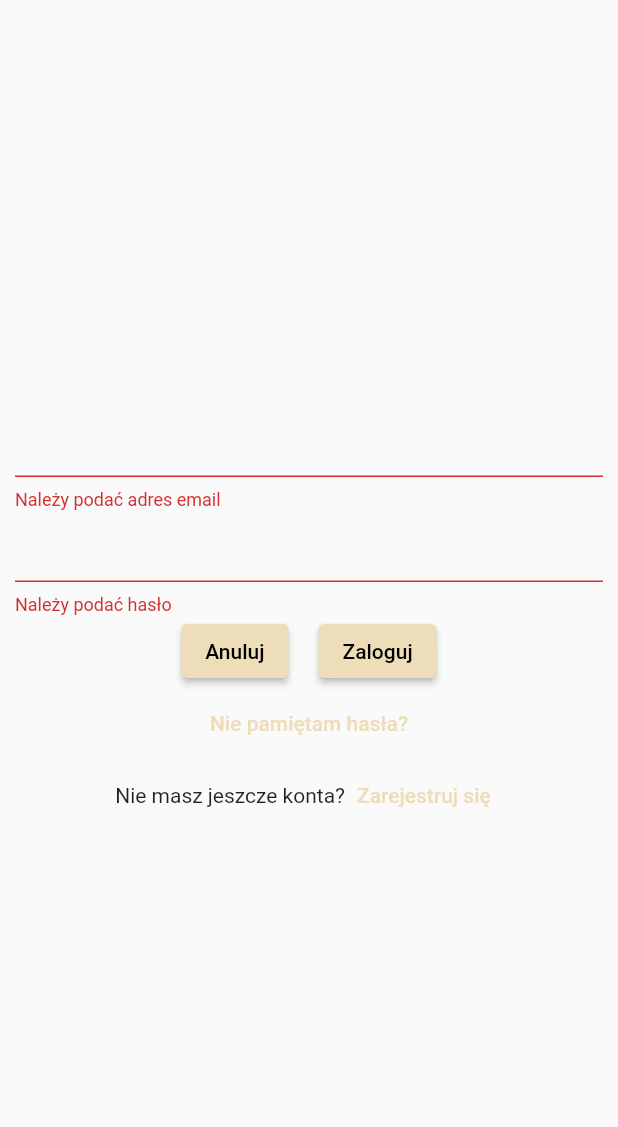
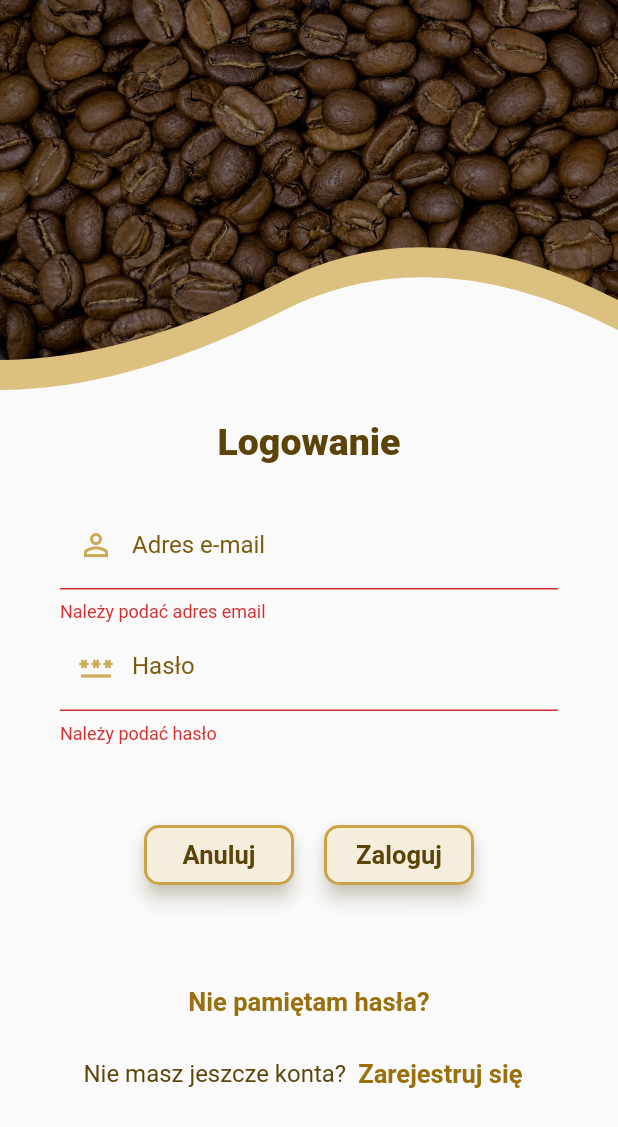
Before and after one commit to FerencMarcin/Cafe-mobile-app, a Flutter app: the screen it shows after launch, after a tap on "Zaloguj się", on a phone screen of 412 x 824 dp. Shown: the top 1127 px of the screen. Run offline on Flutter 3.47's test engine with Material 2 defaults, Android fonts, the phone set to English and light mode, and no system bars; our stand-ins replace carousel_slider, dio, email_validator, flutter_dotenv, flutter_secure_storage, get and 2 more; statements that could not run were skipped.

Commit message:
Create login view #3

```diff
--- /dev/null
+++ b/lib/view/components/authForm.dart
@@ -0,0 +1,51 @@
+import 'package:email_validator/email_validator.dart';
+import 'package:flutter/material.dart';
+
+import '../../theme/colors.dart';
+
+class AuthForm {
+  static TextFormField emailInputFormField(TextEditingController controller) {
+    return TextFormField(
+      controller: controller,
+      decoration:  InputDecoration(
+        labelText: 'Adres e-mail',
+        labelStyle: TextStyle(
+            color: AppColors.darkGoldenrodMap[800]
+        ),
+        prefixIcon: Icon(Icons.person_outline, color: AppColors.darkGoldenrodMap[400]),
+      ),
+      validator: (value) {
+        if (value == null || value.isEmpty) {
+          return 'Należy podać adres email';
+        }
+        if(EmailValidator.validate(value)) {
+          return null;
+        } else {
+          return 'Podaj poprawny adres email';
+        }
+      },
+    );
+  }
+
+  static TextFormField passwordFormField(TextEditingController controller) {
+    return TextFormField(
+      controller: controller,
+      decoration: InputDecoration(
+        labelText: 'Hasło',
+        labelStyle: TextStyle(
+            color: AppColors.darkGoldenrodMap[800]
+        ),
+        prefixIcon: Icon(Icons.password_outlined, color: AppColors.darkGoldenrodMap[400]),
+      ),
+      validator: (value) {
+        return (value == null || value.isEmpty)
+            ? 'Należy podać hasło'
+            : null;
+      },
+    );
+  }
+
+
+
+
+}
--- a/lib/view/login_view.dart
+++ b/lib/view/login_view.dart
@@ -1,7 +1,11 @@
 import 'package:cafe_mobile_app/viewModel/auth_viewModel.dart';
 import 'package:flutter/material.dart';
 import 'package:get/get.dart';
-import 'package:email_validator/email_validator.dart';
+
+import '../theme/colors.dart';
+import 'clipper/imageBorderClip.dart';
+import 'components/authForm.dart';
+import 'components/sectionTitle.dart';
 
 const List<String> sexList = <String>["Mężczyzna", "Kobieta"];
 
@@ -22,46 +26,65 @@ class _LoginViewState extends State<LoginView> {
   @override
   Widget build(BuildContext context) {
     return Scaffold(
-      body: Padding(
-        padding: const EdgeInsets.symmetric(horizontal: 10),
+      body: SingleChildScrollView(
+        child: Column(
+          children: [
+            Stack(
+              children: [
+                ClipPath(
+                  clipper:ImageBorderClip(), //set our custom wave clipper
+                  child:Container(
+                    color: AppColors.burlyWood,
+                    height: 260.0,
+                  ),
+                ),
+                ClipPath(
+                  clipper: ImageBorderClip(),
+                  child: Container(
+                    height: 240.0,
+                    decoration: const BoxDecoration(
+                      shape: BoxShape.rectangle,
+                      image: DecorationImage(
+                          image: AssetImage("images/initPageImage.jpg"),
+                          colorFilter: ColorFilter.mode(AppColors.photoFilter, BlendMode.modulate),
+                          fit: BoxFit.cover
+                      ),
+                    ),
+                  ),
+                ),
+              ],
+            ),
+            Padding(
+              padding: const EdgeInsets.only(top: 5.0, bottom: 10.0),
+              child: sectionTitle('Logowanie')),
+            Padding(
+              padding: const EdgeInsets.symmetric(horizontal: 40),
               child: Form(
                 autovalidateMode: AutovalidateMode.always,
                 key: _formKey,
                 child: Column(
-            mainAxisAlignment: MainAxisAlignment.center,
                   children: [
-              TextFormField(
-                controller: emailController,
-                validator: (value) {
-                  if (value == null || value.isEmpty) {
-                    return 'Należy podać adres email';
-                  }
-                  if(EmailValidator.validate(value)) {
-                    return null;
-                  } else {
-                    return 'Podaj poprawny adres email';
-                  }
-                },
+                    AuthForm.emailInputFormField(emailController),
+                    AuthForm.passwordFormField(passController),
+                  ],
                 ),
-              TextFormField(
-                controller: passController,
-                validator: (value) {
-                  return (value == null || value.isEmpty)
-                      ? 'Należy podać hasło'
-                      : null;
-                },
               ),
-              Row(
+            ),
+            Padding(
+              padding: const EdgeInsets.symmetric(vertical: 50.0),
+              child: Row(
                 mainAxisAlignment: MainAxisAlignment.center,
                 children: [
                   Padding(
                     padding: const EdgeInsets.only(right: 20.0),
                     child: ElevatedButton(
+                        style: buttonStyle,
                         onPressed: () {Navigator.pop(context);},
-                        child: const Text('Anuluj')
+                        child: Text('Anuluj', style: buttonTextStyle)
                     ),
                   ),
                   ElevatedButton(
+                      style: buttonStyle,
                       onPressed: () async {
                         if (_formKey.currentState?.validate() ?? false) {
                           try {
@@ -76,36 +99,62 @@ class _LoginViewState extends State<LoginView> {
                           }
                         }
                       },
-                      child: const Text('Zaloguj')
+                      child: Text('Zaloguj', style: buttonTextStyle)
                   ),
                 ],
               ),
-
+            ),
             TextButton(
                 onPressed: () async {
                   Navigator.pushNamed(context, '/resetPassword');
                 },
-                  child: const Text('Nie pamiętam hasła?')
+                child: Text('Nie pamiętam hasła?', style: textButtonLabelStyle)
             ),
             Row(
               mainAxisAlignment: MainAxisAlignment.center,
               crossAxisAlignment: CrossAxisAlignment.center,
               children: [
-                  const Text("Nie masz jeszcze konta?"),
+                Text("Nie masz jeszcze konta?", style: textStyle),
                 TextButton(
                     onPressed: () async {
                       Navigator.pushNamed(context, '/registration');
                     },
-                      child: const Text('Zarejestruj się')
+                    child: Text('Zarejestruj się', style: textButtonLabelStyle)
                 )
               ],
             )
           ],
         ),
       ),
-      ),
     );
   }
+
+  final ButtonStyle buttonStyle = ElevatedButton.styleFrom(
+      minimumSize: const Size(100.0, 40.0),
+      shape: RoundedRectangleBorder(borderRadius: BorderRadius.circular(10.0)),
+      side: const BorderSide(width: 2.0, color: AppColors.aztecGold),
+      backgroundColor: AppColors.darkGoldenrodMap[50],
+      elevation: 5.0,
+      shadowColor: AppColors.darkGoldenrodMap[100]
+  );
+
+  final TextStyle buttonTextStyle = TextStyle(
+      color: AppColors.darkGoldenrodMap[900],
+      fontWeight: FontWeight.bold,
+      fontSize: 17.0
+  );
+
+  final TextStyle textStyle = TextStyle(
+      color: AppColors.darkGoldenrodMap[900],
+      fontSize: 16.0
+  );
+
+
+  final TextStyle textButtonLabelStyle = TextStyle(
+      color: AppColors.darkGoldenrodMap[700],
+      fontSize: 17.0,
+      fontWeight: FontWeight.bold
+  );
 
   void showErrorGetDialog(String content) {
     Get.defaultDialog(
```
Lines whose indentation alone changed are shown as unchanged.
